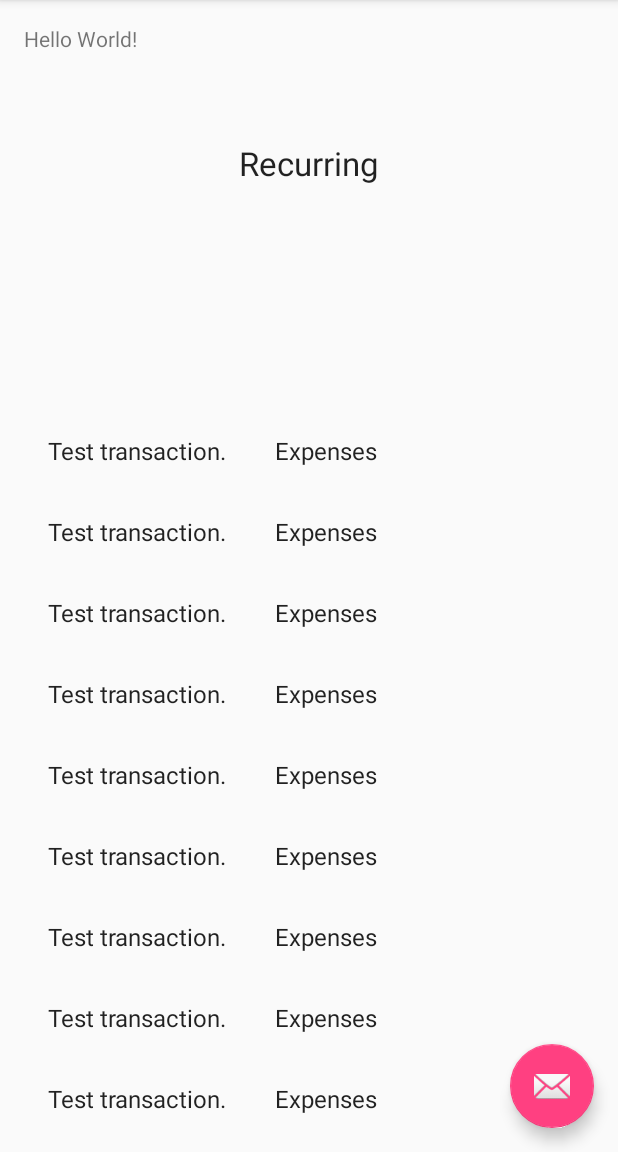
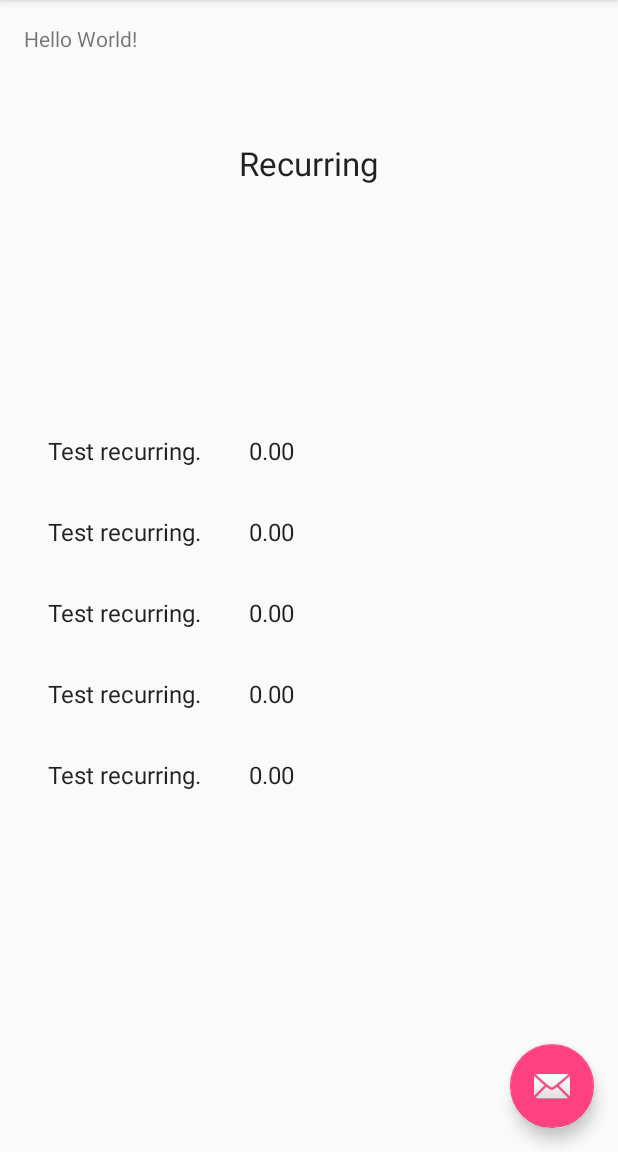
Before and after one commit to nicolasheady/budgetapp, an Android app: the screen it shows after launch (MainActivity), in the side drawer, after a tap on "Recurring", on a phone screen of 412 x 824 dp, the part 84-1236 px from its top. Run offline under Robolectric (Android 15) with nearby library versions, the phone set to English and light mode, and no system bars.

```diff
--- a/app/src/main/java/edu/gvsu/cis/headyn/budgetapplaptop/AddItemActivity.java
+++ b/app/src/main/java/edu/gvsu/cis/headyn/budgetapplaptop/AddItemActivity.java
@@ -1,11 +1,13 @@
 package edu.gvsu.cis.headyn.budgetapplaptop;
 
 import android.content.Context;
+import android.content.Intent;
 import android.content.SharedPreferences;
 import android.os.Bundle;
 import android.support.v7.app.ActionBarActivity;
 import android.support.v7.widget.Toolbar;
 import android.view.View;
+import android.widget.Button;
 import android.widget.EditText;
 import android.widget.Toast;
 
@@ -19,6 +21,9 @@ import android.widget.Toast;
 public class AddItemActivity extends ActionBarActivity {
 
     //private DBHelper myDb;
+    private EditText name;
+    private EditText amount;
+    private Button setButton;
 
     @Override
     protected void onCreate(Bundle savedInstanceState) {
@@ -39,6 +44,18 @@ public class AddItemActivity extends ActionBarActivity {
 
         //myDb = DBHelper.getInstance(this);
 
+        this.name = (EditText) findViewById(R.id.name);
+        this.amount = (EditText) findViewById(R.id.amount);
+        this.setButton = (Button) findViewById(R.id.addButton);
+
+        Intent previous = getIntent();
+
+        // If this activity was launch by clicking on a transaction, change titles appropriately:
+        if (!previous.getStringExtra("Previous Activity").equals("Fab")) {
+            this.name.setText(previous.getStringExtra("Name"));
+            this.amount.setText(previous.getStringExtra("Amount"));
+            this.setButton.setText("Save");
+        }
     }
 
     public void onClick(View v) {
--- a/app/src/main/java/edu/gvsu/cis/headyn/budgetapplaptop/ItemDetailFragment.java
+++ b/app/src/main/java/edu/gvsu/cis/headyn/budgetapplaptop/ItemDetailFragment.java
@@ -47,7 +47,7 @@ public class ItemDetailFragment extends Fragment {
             Activity activity = this.getActivity();
             CollapsingToolbarLayout appBarLayout = (CollapsingToolbarLayout) activity.findViewById(R.id.toolbar_layout);
             if (appBarLayout != null) {
-                appBarLayout.setTitle(mItem.content);
+                appBarLayout.setTitle(mItem.categoryName);
             }
         }
     }
@@ -59,7 +59,7 @@ public class ItemDetailFragment extends Fragment {
 
         // Show the dummy content as text in a TextView.
         if (mItem != null) {
-            ((TextView) rootView.findViewById(R.id.item_detail)).setText(mItem.details);
+            ((TextView) rootView.findViewById(R.id.item_detail)).setText(mItem.categoryName);
         }
 
         return rootView;
--- a/app/src/main/java/edu/gvsu/cis/headyn/budgetapplaptop/RecurringTransactions.java
+++ b/app/src/main/java/edu/gvsu/cis/headyn/budgetapplaptop/RecurringTransactions.java
@@ -14,34 +14,31 @@ import java.util.Map;
 public class RecurringTransactions {
 
     /**
-     * An array of sample (dummy) items.
+     * An array of recurring transactions
      */
-    public static final List<RecurringItem> ITEMS = new ArrayList<RecurringItem>();
+    public static List<RecurringItem> recurringItems = new ArrayList<RecurringItem>();
 
     /**
-     * A map of sample (dummy) items, by ID.
+     * A map of recurring transactions, by ID.
      */
     public static final Map<String, RecurringItem> ITEM_MAP = new HashMap<String, RecurringItem>();
 
-    private static final int COUNT = 25;
-
-    private int numCategories;
-    private String categoryName;
+    private static final int COUNT = 5;
 
     static {
         // Add some sample items.
         for (int i = 1; i <= COUNT; i++) {
-            addItem(createDummyItem("Test transaction.", "Expenses", "Test details", 50.0));
+            addItem(createRecurringItem("Test recurring."));
         }
     }
 
     private static void addItem(RecurringItem item) {
-        ITEMS.add(item);
-        ITEM_MAP.put(item.id, item);
+        recurringItems.add(item);
+        ITEM_MAP.put(item.categoryName, item);
     }
 
-    public static RecurringItem createDummyItem(String id, String content, String details, double amount) {
-        return new RecurringItem(id, content, details, amount);
+    public static RecurringItem createRecurringItem(String name) {
+        return new RecurringItem(name);
     }
 
     private static String makeDetails(int position) {
@@ -57,23 +54,35 @@ public class RecurringTransactions {
      * A recurring transaction object.
      */
     public static class RecurringItem {
-        public String id;
-        public String content;
-        public String details;
-        public double amount;
-        public double currentAmount;
+        public String categoryName;
+        public double totalAmount;
+        public List<DailyTransactions.DailyItem> dailyItems = new ArrayList<DailyTransactions.DailyItem>();
 
-        public RecurringItem(String id, String content, String details, double amount) {
-            this.id = id;
-            this.content = content;
-            this.details = details;
-            this.amount = amount;
-            this.currentAmount = 0.0;
+
+        public RecurringItem(String name) {
+            this.categoryName = name;
+            this.totalAmount = 0.0;
+
+            for (int k = 0; k<3; k++) {
+                dailyItems.add(new DailyTransactions.DailyItem("Test daily"));
+            }
+        }
+
+        public double getTotal() {
+            if (dailyItems != null) {
+                double total = 0.0;
+                for (DailyTransactions.DailyItem k : dailyItems) {
+                    total += k.amount;
+                }
+                return total;
+            } else {
+                return 0.0;
+            }
         }
 
         @Override
         public String toString() {
-            return content;
+            return this.categoryName;
         }
     }
 }
--- a/app/src/main/java/edu/gvsu/cis/headyn/budgetapplaptop/fragments/RecurringFragment.java
+++ b/app/src/main/java/edu/gvsu/cis/headyn/budgetapplaptop/fragments/RecurringFragment.java
@@ -51,7 +51,7 @@ public class RecurringFragment extends Fragment {
     }
 
     private void setupRecyclerView(@NonNull RecyclerView recyclerView) {
-        recyclerView.setAdapter(new SimpleItemRecyclerViewAdapter(RecurringTransactions.ITEMS));
+        recyclerView.setAdapter(new SimpleItemRecyclerViewAdapter(RecurringTransactions.recurringItems));
     }
 
     public class SimpleItemRecyclerViewAdapter
@@ -72,16 +72,18 @@ public class RecurringFragment extends Fragment {
 
         @Override
         public void onBindViewHolder(final ViewHolder holder, int position) {
+            final int listPosition = position;
             holder.mItem = mValues.get(position);
-            holder.mIdView.setText(mValues.get(position).id);
-            holder.mContentView.setText(mValues.get(position).content);
+            holder.mIdView.setText(mValues.get(position).categoryName);
+            double total = mValues.get(position).totalAmount;
+            holder.mContentView.setText(String.format("%1$,.2f", total));
 
             holder.mView.setOnClickListener(new View.OnClickListener() {
                 @Override
                 public void onClick(View v) {
                     if (mTwoPane) {
                         Bundle arguments = new Bundle();
-                        arguments.putString(ItemDetailFragment.ARG_ITEM_ID, holder.mItem.id);
+                        arguments.putString(ItemDetailFragment.ARG_ITEM_ID, holder.mItem.categoryName);
                         android.app.Fragment fragment = new android.app.Fragment();
                         fragment.setArguments(arguments);
                         getFragmentManager().beginTransaction()
@@ -90,7 +92,8 @@ public class RecurringFragment extends Fragment {
                     } else {
                         Context context = v.getContext();
                         Intent intent = new Intent(context, ItemDetailActivity.class);
-                        intent.putExtra(ItemDetailFragment.ARG_ITEM_ID, holder.mItem.id);
+                        intent.putExtra(ItemDetailFragment.ARG_ITEM_ID, holder.mItem.categoryName);
+                        intent.putExtra("List Position", listPosition);
 
                         context.startActivity(intent);
                     }
--- a/app/src/main/res/layout/activity_add_item.xml
+++ b/app/src/main/res/layout/activity_add_item.xml
@@ -38,7 +38,8 @@
             android:layout_marginTop="10dp"
             android:clickable="true"
             android:onClick="onClick"
-            android:text="Add Item"/>
+            android:text="Add Item"
+            android:id="@+id/addButton" />
 
     </LinearLayout>
 
--- a/app/src/main/res/layout/fragment_daily.xml
+++ b/app/src/main/res/layout/fragment_daily.xml
@@ -8,15 +8,15 @@
         android:layout_width="wrap_content"
         android:layout_height="wrap_content"
         android:textAppearance="?android:attr/textAppearanceLarge"
-        android:text="Recurring"
-        android:id="@+id/textView3"
+        android:text="Daily Expenses"
+        android:id="@+id/textViewDaily"
         android:layout_gravity="center_horizontal"
         android:layout_marginTop="150dp" />
 
     <android.support.v7.widget.RecyclerView xmlns:android="http://schemas.android.com/apk/res/android"
         xmlns:app="http://schemas.android.com/apk/res-auto"
         xmlns:tools="http://schemas.android.com/tools"
-        android:id="@+id/recurring_item_list"
+        android:id="@+id/daily_item_list"
         android:name="edu.gvsu.cis.headyn.lab4.ItemListFragment"
         android:layout_width="match_parent"
         android:layout_height="match_parent"
--- a/build.gradle
+++ b/build.gradle
@@ -5,7 +5,7 @@ buildscript {
         jcenter()
     }
     dependencies {
-        classpath 'com.android.tools.build:gradle:1.5.0'
+        classpath 'com.android.tools.build:gradle:2.1.0-alpha5'
 
         // NOTE: Do not place your application dependencies here; they belong
         // in the individual module build.gradle files
```
Also changed, not shown: app/src/main/java/edu/gvsu/cis/headyn/budgetapplaptop/DailyTransactions.java (+15 -25 lines), app/src/main/java/edu/gvsu/cis/headyn/budgetapplaptop/ItemDetailActivity.java (+21 -11 lines), app/src/main/java/edu/gvsu/cis/headyn/budgetapplaptop/ItemListActivity.java (+5 -5 lines), app/src/main/java/edu/gvsu/cis/headyn/budgetapplaptop/MainActivity.java (+3 -5 lines), app/src/main/java/edu/gvsu/cis/headyn/budgetapplaptop/fragments/DailyFragment.java (+18 -11 lines), gradle/wrapper/gradle-wrapper.properties.
